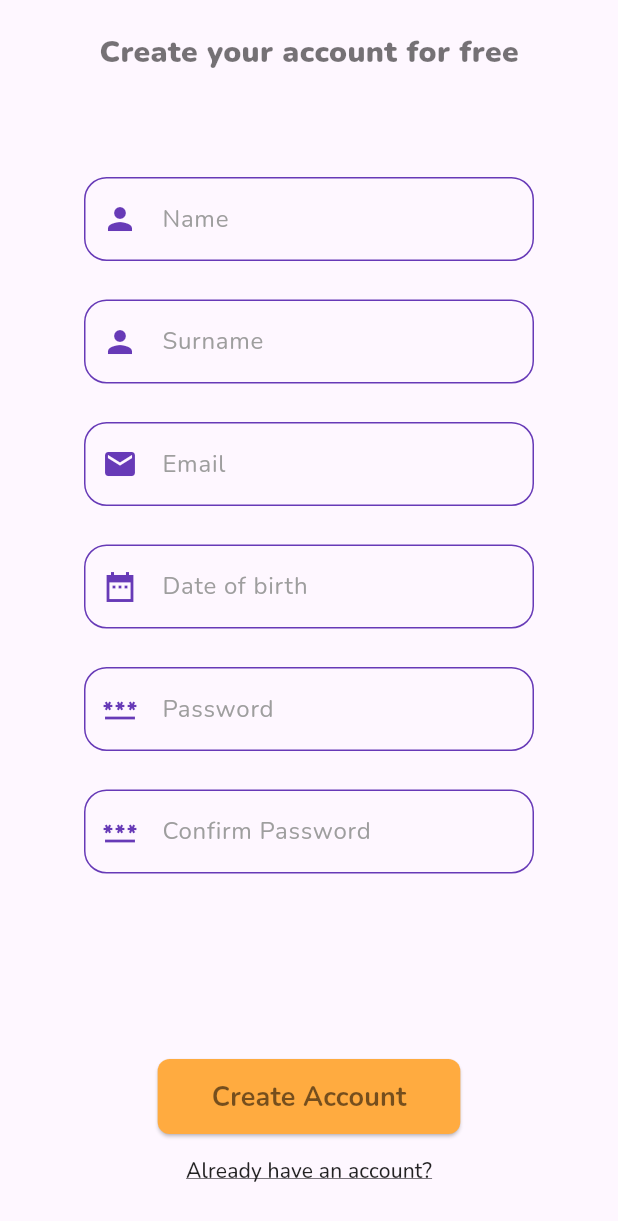
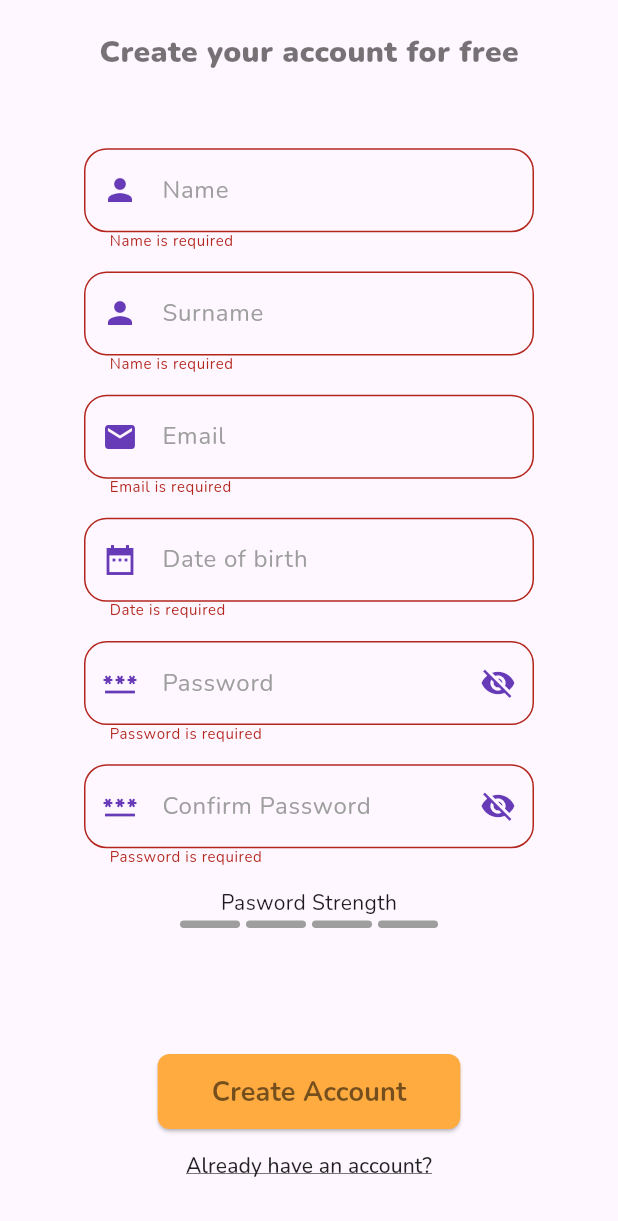
Before and after one commit to SadraMoghadam/TripTales, a Flutter app: the screen it shows after launch, after a tap on "Create Account", on a phone screen of 412 x 824 dp. Shown: the top 1221 px of the screen. Run offline on Flutter 3.47's test engine with Material 3 defaults, Android fonts, the phone set to English and light mode, and no system bars; our stand-ins replace firebase_core; accounts and stored records are empty.

Commit message:
Register page details are added.

```diff
--- a/lib/src/pages/Login.dart
+++ b/lib/src/pages/Login.dart
@@ -13,7 +13,7 @@ class LoginPage extends StatefulWidget {
 }
 
 class _LoginPageState extends State<LoginPage> {
-  final Validator _validator = new Validator();
+  final Validator _validator = Validator();
   final _formKey = GlobalKey<FormState>();
   late final TextEditingController _emailController;
   late final TextEditingController _passwordController;
--- a/lib/src/pages/register.dart
+++ b/lib/src/pages/register.dart
@@ -1,6 +1,9 @@
 import 'package:flutter/material.dart';
+import 'package:intl/intl.dart';
 import 'package:trip_tales/src/utils/device_info.dart';
 
+import '../utils/password_strength_indicator.dart';
+import '../utils/validator.dart';
 import '../widgets/button.dart';
 import '../widgets/text_field.dart';
 
@@ -10,13 +13,116 @@ class RegisterPage extends StatefulWidget {
 }
 
 class _RegisterPageState extends State<RegisterPage> {
-  final TextEditingController _nameController = TextEditingController();
-  final TextEditingController _surnameController = TextEditingController();
-  final TextEditingController _emailController = TextEditingController();
-  final TextEditingController _birthDateController = TextEditingController();
-  final TextEditingController _passwordController = TextEditingController();
-  final TextEditingController _confirmPasswordController =
-      TextEditingController();
+  final Validator _validator = Validator();
+  final _formKey = GlobalKey<FormState>();
+  late final TextEditingController _nameController;
+  late final TextEditingController _surnameController;
+  late final TextEditingController _emailController;
+  late final TextEditingController _birthDateController;
+  late final TextEditingController _passwordController;
+  late final TextEditingController _confirmPasswordController;
+
+  bool _isPasswordVisible = false;
+  bool _isConfirmPasswordVisible = false;
+  bool hasUppercase = false;
+  bool hasLowercase = false;
+  bool hasDigits = false;
+  bool hasSpecialCharacters = false;
+  DateTime? _selectedDate;
+
+  void _submit() {
+    final isValid = _formKey.currentState?.validate();
+    if (isValid == null || !isValid) {
+      print("byeeee");
+      return;
+    }
+    print("hiiii");
+    _formKey.currentState?.save();
+  }
+
+  void checkPasswordStrength(String value) {
+    setState(() {
+      // Reset criteria
+      hasUppercase = false;
+      hasLowercase = false;
+      hasDigits = false;
+      hasSpecialCharacters = false;
+
+      // Check criteria for password strength
+      hasUppercase = value.contains(RegExp(r'[A-Z]'));
+      hasLowercase = value.contains(RegExp(r'[a-z]'));
+      hasDigits = value.contains(RegExp(r'[0-9]'));
+      hasSpecialCharacters = value.contains(RegExp(r'[!@#$%^&*(),.?":{}|<>]'));
+    });
+  }
+
+  void onPasswordVisibilityPressed() {
+    setState(() {
+      _isPasswordVisible = !_isPasswordVisible;
+    });
+  }
+
+  void onConfirmPasswordVisibilityPressed() {
+    setState(() {
+      _isConfirmPasswordVisible = !_isConfirmPasswordVisible;
+    });
+  }
+
+  Future<void> _selectDate(BuildContext context) async {
+    final DateTime? picked = await showDatePicker(
+      context: context,
+      initialDate: DateTime.now(),
+      firstDate: DateTime(1900),
+      lastDate: DateTime.now(),
+    );
+
+    if (picked != null && picked != _selectedDate) {
+      setState(() {
+        _selectedDate = picked;
+      });
+    }
+  }
+
+  @override
+  void initState() {
+    _nameController = TextEditingController()
+      ..addListener(() {
+        setState(() {});
+      });
+    _surnameController = TextEditingController()
+      ..addListener(() {
+        setState(() {});
+      });
+    _emailController = TextEditingController()
+      ..addListener(() {
+        setState(() {});
+      });
+    _birthDateController = TextEditingController()
+      ..addListener(() {
+        setState(() {});
+      });
+    _passwordController = TextEditingController()
+      ..addListener(() {
+        checkPasswordStrength(_passwordController.text);
+        setState(() {});
+      });
+    _confirmPasswordController = TextEditingController()
+      ..addListener(() {
+        setState(() {});
+      });
+    super.initState();
+  }
+
+  @override
+  void dispose() {
+    _nameController.dispose();
+    _surnameController.dispose();
+    _emailController.dispose();
+    _birthDateController.dispose();
+    _passwordController.dispose();
+    _confirmPasswordController.dispose();
+    super.dispose();
+  }
 
   @override
   Widget build(BuildContext context) {
@@ -31,14 +137,19 @@ class _RegisterPageState extends State<RegisterPage> {
           alignment: Alignment.center,
           padding: EdgeInsets.all(10),
           margin: EdgeInsets.all(10),
+          child: Form(
+            key: _formKey,
             child: Column(
               mainAxisAlignment: MainAxisAlignment.center,
               children: <Widget>[
                 Flexible(fit: FlexFit.tight, flex: 1, child: buildHeader()),
-              Flexible(fit: FlexFit.tight, flex: 5, child: buildBody()),
-              Spacer(flex: 1,),
-              Flexible(fit: FlexFit.tight, flex: 1, child: buildFooter())
+                Flexible(fit: FlexFit.tight, flex: 11, child: buildBody()),
+                Spacer(
+                  flex: 1,
+                ),
+                Flexible(fit: FlexFit.tight, flex: 2, child: buildFooter())
               ],
+            ),
           ),
         ),
       ),
@@ -55,6 +166,8 @@ class _RegisterPageState extends State<RegisterPage> {
 
   Widget buildBody() {
     return Column(
+      mainAxisAlignment: MainAxisAlignment.center,
+      crossAxisAlignment: CrossAxisAlignment.center,
       children: [
         Flexible(
             fit: FlexFit.tight,
@@ -67,12 +180,7 @@ class _RegisterPageState extends State<RegisterPage> {
               obscureText: false,
               keyboardType: TextInputType.name,
               textInputAction: TextInputAction.next,
-              validator: (value) {
-                if (value == null || value.isEmpty) {
-                  return 'Name is required';
-                }
-                return null;
-              },
+              validator: _validator.nameValidator,
             )),
         Flexible(
             fit: FlexFit.tight,
@@ -85,12 +193,7 @@ class _RegisterPageState extends State<RegisterPage> {
               obscureText: false,
               keyboardType: TextInputType.name,
               textInputAction: TextInputAction.next,
-              validator: (value) {
-                if (value == null || value.isEmpty) {
-                  return 'Surname is required';
-                }
-                return null;
-              },
+              validator: _validator.nameValidator,
             )),
         Flexible(
             fit: FlexFit.tight,
@@ -103,12 +206,7 @@ class _RegisterPageState extends State<RegisterPage> {
               obscureText: false,
               keyboardType: TextInputType.emailAddress,
               textInputAction: TextInputAction.next,
-              validator: (value) {
-                if (value == null || value.isEmpty) {
-                  return 'Password is required';
-                }
-                return null;
-              },
+              validator: _validator.emailValidator,
             )),
         Flexible(
             fit: FlexFit.tight,
@@ -116,17 +214,16 @@ class _RegisterPageState extends State<RegisterPage> {
             child: CustomTextField(
               controller: _birthDateController,
               labelText: 'Date of birth',
-              hintText: 'Enter your Surname',
+              hintText: _selectedDate != null
+                  ? DateFormat('yyyy-MM-dd').format(_selectedDate!)
+                  : 'Select date',
+              readOnly: true,
+              onTap: () => _selectDate(context),
               prefixIcon: Icons.date_range_sharp,
               obscureText: false,
               keyboardType: TextInputType.datetime,
               textInputAction: TextInputAction.next,
-              validator: (value) {
-                if (value == null || value.isEmpty) {
-                  return 'Surname is required';
-                }
-                return null;
-              },
+              validator: _validator.dateValidator,
             )),
         Flexible(
             fit: FlexFit.tight,
@@ -136,15 +233,13 @@ class _RegisterPageState extends State<RegisterPage> {
               labelText: 'Password',
               hintText: 'Enter your password',
               prefixIcon: Icons.password,
-              obscureText: true,
+              isPassword: true,
+              isPasswordVisible: _isPasswordVisible,
+              onVisibilityPressed: onPasswordVisibilityPressed,
+              obscureText: !_isPasswordVisible,
               keyboardType: TextInputType.visiblePassword,
               textInputAction: TextInputAction.next,
-              validator: (value) {
-                if (value == null || value.isEmpty) {
-                  return 'Password is required';
-                }
-                return null;
-              },
+              validator: _validator.passwordValidator,
             )),
         Flexible(
             fit: FlexFit.tight,
@@ -154,23 +249,38 @@ class _RegisterPageState extends State<RegisterPage> {
               labelText: 'Confirm Password',
               hintText: 'Enter your password again',
               prefixIcon: Icons.password,
-              obscureText: true,
+              isPassword: true,
+              isPasswordVisible: _isConfirmPasswordVisible,
+              onVisibilityPressed: onConfirmPasswordVisibilityPressed,
+              obscureText: !_isConfirmPasswordVisible,
               keyboardType: TextInputType.visiblePassword,
               textInputAction: TextInputAction.next,
-              validator: (value) {
-                if (value == null || value.isEmpty) {
-                  return 'Password is required';
-                }
-                return null;
-              },
-            )),
+              validator: (value) => _validator.confirmPasswordValidator(
+                  value, _passwordController.text),
+            ),),
+        Flexible(
+            child: Wrap(
+              crossAxisAlignment: WrapCrossAlignment.center,
+              alignment: WrapAlignment.center,
+              children: [
+                const Text(
+                  'Pasword Strength',
+                  textAlign: TextAlign.start,
+                ),
+                PasswordStrengthIndicator(
+                  hasUppercase: hasUppercase,
+                  hasLowercase: hasLowercase,
+                  hasDigits: hasDigits,
+                  hasSpecialCharacters: hasSpecialCharacters,
+                ),
+              ],
+            ))
       ],
     );
   }
 
   Widget buildFooter() {
-    return
-      Column(
+    return Column(
       mainAxisAlignment: MainAxisAlignment.center,
       children: [
         OverflowBar(
@@ -178,12 +288,9 @@ class _RegisterPageState extends State<RegisterPage> {
           alignment: MainAxisAlignment.spaceEvenly,
           children: <Widget>[
             CustomButton(
-                height: 20,
-                width: 200,
               text: "Create Account",
-                onPressed: () {
-                  Navigator.pushReplacementNamed(context, '/Register');
-                })
+              onPressed: _submit,
+            ),
           ],
         ),
         TextButton(
--- a/lib/src/utils/validator.dart
+++ b/lib/src/utils/validator.dart
@@ -46,7 +46,18 @@ class Validator {
       return defaultText;
     }
     if(checkPasswordStrength(value!) <= 2) {
-      return 'Pasword is not strong enough';
+      return 'Password is not strong enough';
+    }
+    return null;
+  }
+
+  String? confirmPasswordValidator(String? value, String password) {
+    String? defaultText = defaultValidator(value, 'Password');
+    if(defaultText != null) {
+      return defaultText;
+    }
+    if(password != value) {
+      return 'Password is not confirmed';
     }
     return null;
   }
--- a/lib/src/widgets/text_field.dart
+++ b/lib/src/widgets/text_field.dart
@@ -10,8 +10,10 @@ class CustomTextField extends StatefulWidget {
   late final bool isPasswordVisible;
   final VoidCallback? onVisibilityPressed;
   final bool obscureText;
+  final bool readOnly;
   final String? Function(String?)? validator;
   final void Function(String)? onChanged;
+  final void Function()? onTap;
   final bool enabled;
   final TextInputType keyboardType;
   final TextInputAction? textInputAction;
@@ -33,8 +35,10 @@ class CustomTextField extends StatefulWidget {
     this.isPasswordVisible = false,
     this.onVisibilityPressed,
     this.obscureText = false,
+    this.readOnly = false,
     this.validator,
     this.onChanged,
+    this.onTap,
     this.enabled = true,
     this.keyboardType = TextInputType.text,
     this.textInputAction,
@@ -64,6 +68,7 @@ class _CustomTextFieldState extends State<CustomTextField> {
           textInputAction: widget.textInputAction,
           cursorColor: widget.focusedColor,
           autocorrect: widget.autocorrect,
+          readOnly: widget.readOnly,
           enableSuggestions: widget.enableSuggestions,
           decoration: InputDecoration(
             labelText: widget.labelText,
@@ -114,6 +119,7 @@ class _CustomTextFieldState extends State<CustomTextField> {
           ),
           validator: widget.validator,
           onChanged: widget.onChanged,
+          onTap: widget.readOnly ? widget.onTap : null,
           inputFormatters: widget.inputFormatters,
         ));
   }
--- a/pubspec.yaml
+++ b/pubspec.yaml
@@ -28,6 +28,7 @@ environment:
 # the latest version available on pub.dev. To see which dependencies have newer
 # versions available, run `flutter pub outdated`.
 dependencies:
+  intl: ^0.17.0
   flutter:
     sdk: flutter
 
```
Also changed, not shown: pubspec.lock. Lines whose indentation alone changed are shown as unchanged.
